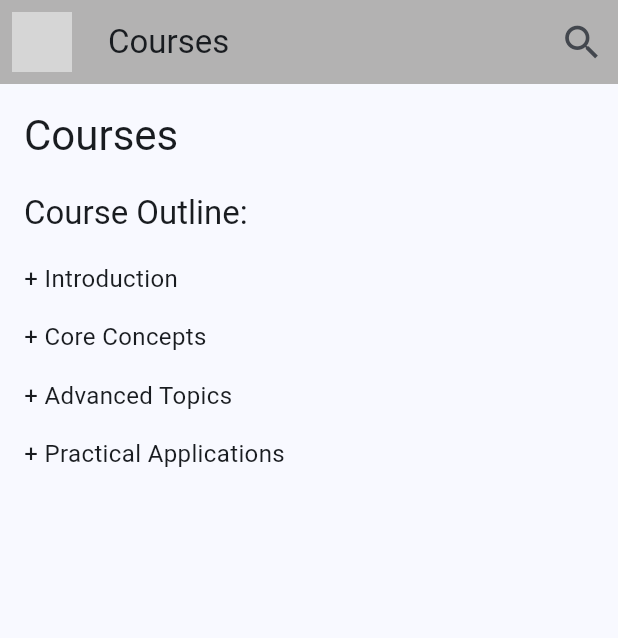
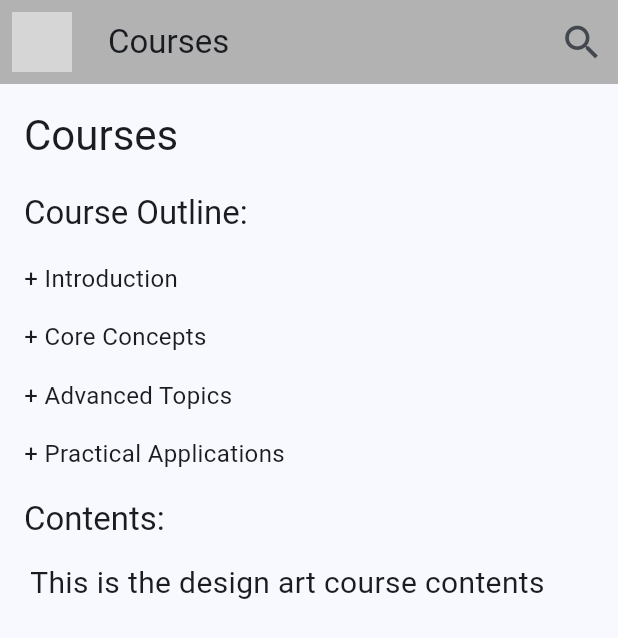
Before and after one commit to thewebalchemist/ubunifu-mobile, a Flutter app: the CoursePage screen opened directly, on a phone screen of 412 x 824 dp. Shown: the top 638 px of the screen. Run offline on Flutter 3.47's test engine with Material 3 defaults, Android fonts, the phone set to English and light mode, and no system bars; network calls fail; grey boxes are pictures that could not be loaded.

Commit message:
tuesday class

```diff
--- a/lib/screens/course.dart
+++ b/lib/screens/course.dart
@@ -26,6 +26,13 @@ class CoursePage extends StatelessWidget {
             ),
             SizedBox(height: 10),
             _buildCourseOutline(courseTitle),
+            SizedBox(height: 10),
+            Text(
+              'Contents:',
+              style: Theme.of(context).textTheme.titleLarge,
+            ),
+            SizedBox(height: 10),
+            _buildCourseContent(courseTitle)
           ],
         ),
       ),
@@ -36,30 +43,94 @@ class CoursePage extends StatelessWidget {
     List<String> outline;
     switch (course) {
       case 'Design Art':
-        outline = ['Color Theory', 'Typography', 'Layout Design', 'Digital Illustration'];
+        outline = [
+          'Color Theory',
+          'Typography',
+          'Layout Design',
+          'Digital Illustration'
+        ];
         break;
       case 'Programming':
-        outline = ['Basic Syntax', 'Data Structures', 'Algorithms', 'Object-Oriented Programming'];
+        outline = [
+          'Basic Syntax',
+          'Data Structures',
+          'Algorithms',
+          'Object-Oriented Programming'
+        ];
         break;
       case 'Mathematics':
         outline = ['Algebra', 'Geometry', 'Calculus', 'Statistics'];
         break;
       case 'Physics':
-        outline = ['Mechanics', 'Thermodynamics', 'Electromagnetism', 'Quantum Physics'];
+        outline = [
+          'Mechanics',
+          'Thermodynamics',
+          'Electromagnetism',
+          'Quantum Physics'
+        ];
         break;
       case 'App Development':
         outline = ['Flutter', 'Widgets', 'Firebase', 'Play Store'];
         break;
       default:
-        outline = ['Introduction', 'Core Concepts', 'Advanced Topics', 'Practical Applications'];
+        outline = [
+          'Introduction',
+          'Core Concepts',
+          'Advanced Topics',
+          'Practical Applications'
+        ];
     }
 
     return Column(
       crossAxisAlignment: CrossAxisAlignment.start,
-      children: outline.map((topic) => Padding(
-        padding: const EdgeInsets.symmetric(vertical: 8.0),
-        child: Text('+ $topic', style: TextStyle(fontSize: 16)),
-      )).toList(),
+      children: outline
+          .map((topic) => Padding(
+                padding: const EdgeInsets.symmetric(vertical: 8.0),
+                child: Text('+ $topic', style: TextStyle(fontSize: 16)),
+              ))
+          .toList(),
     );
   }
+
+  Widget _buildCourseContent(courseTitle) {
+    List<String> courseContent;
+    switch (courseTitle) {
+      case 'Design Art':
+        courseContent = ['This is the design art course contents, This is the design art course contents, This is the design art course contents'];
+        break;
+      case 'Programming':
+        courseContent = ['This is the programing course contents'];
+        break;
+
+      case 'Mathematics':
+        courseContent = ['This is the mathematics course contents'];
+        break;
+
+      case 'Physics':
+        courseContent = ['This is the physics course contents'];
+        break;
+
+      case 'App Development':
+        courseContent = ['This is the app development course contents'];
+        break;
+
+      default:
+        courseContent = ['This is the design art course contents'];
+        break;
+    }
+
+    return (Column(
+        crossAxisAlignment: CrossAxisAlignment.start,
+        children: courseContent
+            .map((content) =>
+                Padding(padding: EdgeInsets.all(4),
+                child: Text(
+                  content,
+                  style: TextStyle(
+                    fontSize: 20,
+
+                  )
+                )))
+            .toList()));
+  }
 }
```
